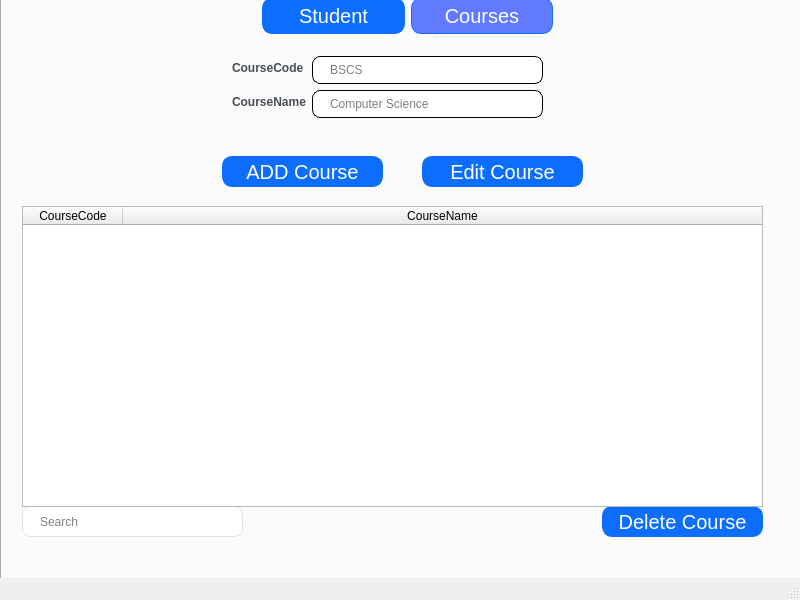
This is CCC151_InfoManagement/SecondAssignment/main.ui in lenard9191/BSCS as Qt 5 draws it before an edit. The edited form follows.
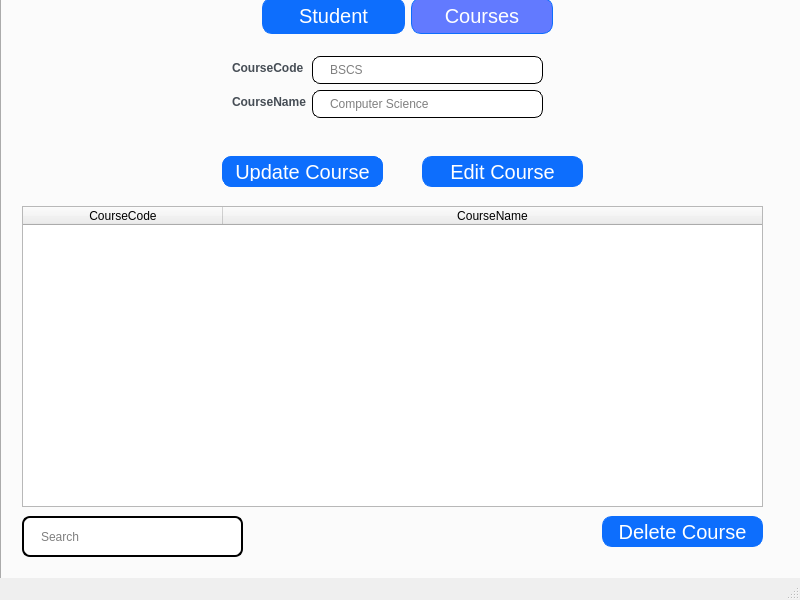
This is the edited form. The open tabs and pages were chosen to show the change.

What changed in the file:
```diff
--- a/CCC151_InfoManagement/SecondAssignment/main.ui
+++ b/CCC151_InfoManagement/SecondAssignment/main.ui
@@ -429,14 +429,15 @@
       <property name="geometry">
        <rect>
         <x>20</x>
-        <y>510</y>
+        <y>520</y>
         <width>221</width>
-        <height>31</height>
+        <height>41</height>
        </rect>
       </property>
       <property name="styleSheet">
        <string notr="true">background-color: rgb(255, 255, 255);
-font: 15pt &quot;Segoe UI&quot;;</string>
+font: 15pt &quot;Segoe UI&quot;;
+border: 2px solid black;</string>
       </property>
       <property name="placeholderText">
        <string>Search</string>
@@ -524,7 +525,7 @@
       <property name="geometry">
        <rect>
         <x>600</x>
-        <y>510</y>
+        <y>520</y>
         <width>161</width>
         <height>31</height>
        </rect>
@@ -590,6 +591,9 @@
         <height>301</height>
        </rect>
       </property>
+      <property name="layoutDirection">
+       <enum>Qt::LeftToRight</enum>
+      </property>
       <property name="styleSheet">
        <string notr="true">font: 15pt &quot;Segoe UI&quot;;</string>
       </property>
@@ -600,11 +604,26 @@
        <bool>true</bool>
       </attribute>
       <attribute name="horizontalHeaderMinimumSectionSize">
-       <number>80</number>
+       <number>100</number>
+      </attribute>
+      <attribute name="horizontalHeaderDefaultSectionSize">
+       <number>200</number>
+      </attribute>
+      <attribute name="horizontalHeaderShowSortIndicator" stdset="0">
+       <bool>true</bool>
       </attribute>
       <attribute name="horizontalHeaderStretchLastSection">
        <bool>true</bool>
       </attribute>
+      <attribute name="verticalHeaderVisible">
+       <bool>true</bool>
+      </attribute>
+      <attribute name="verticalHeaderCascadingSectionResizes">
+       <bool>false</bool>
+      </attribute>
+      <attribute name="verticalHeaderStretchLastSection">
+       <bool>false</bool>
+      </attribute>
       <column>
        <property name="text">
         <string>CourseCode</string>
@@ -616,6 +635,22 @@
        </property>
       </column>
      </widget>
+     <widget class="QPushButton" name="courseUpdate">
+      <property name="geometry">
+       <rect>
+        <x>220</x>
+        <y>160</y>
+        <width>161</width>
+        <height>31</height>
+       </rect>
+      </property>
+      <property name="styleSheet">
+       <string notr="true"/>
+      </property>
+      <property name="text">
+       <string>Update Course</string>
+      </property>
+     </widget>
     </widget>
    </widget>
   </widget>
```
Left out of the diff: 57 changed lines with no effect on the pictures.
